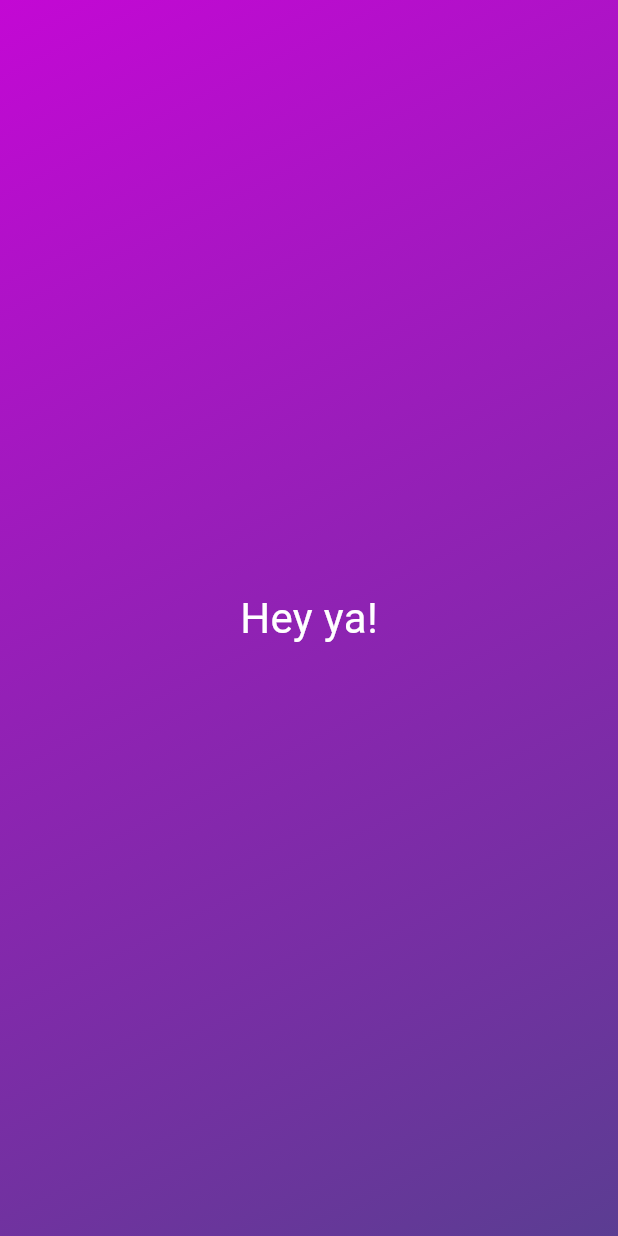
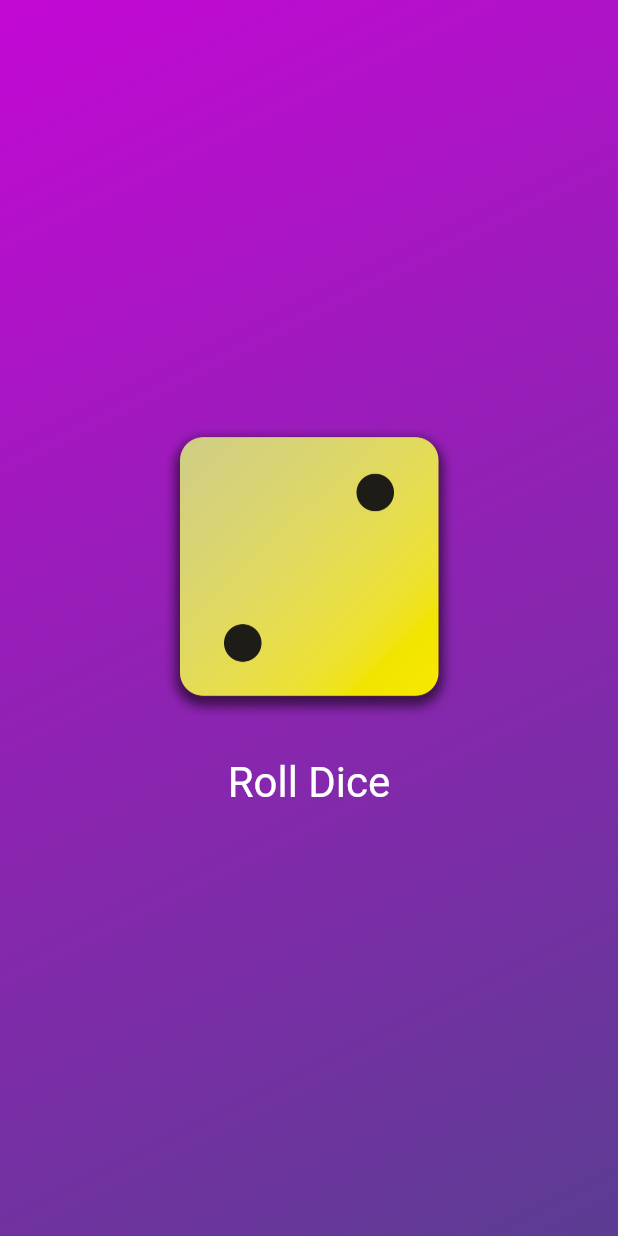
Before and after one commit to anupam-dosar/flutter, a Flutter app: the screen it shows after launch, on a phone screen of 412 x 824 dp. Run offline on Flutter 3.47's test engine with Material 3 defaults, Android fonts, the phone set to English and light mode, and no system bars.

Commit message:
simple dice roller

```diff
--- /dev/null
+++ b/first_app/lib/dice_roller.dart
@@ -0,0 +1,53 @@
+import 'dart:math';
+
+import 'package:flutter/material.dart';
+
+class DiceRoller extends StatefulWidget {
+  const DiceRoller({super.key});
+
+  @override
+  State<DiceRoller> createState() {
+    return _DiceRollerState();
+  }
+}
+
+class _DiceRollerState extends State<DiceRoller> {
+  final randomizer = Random();
+  var currentDiceRoll = 2;
+
+  void rollDice() {
+    setState(() {
+      currentDiceRoll = randomizer.nextInt(6) + 1;
+    });
+  }
+
+  @override
+  Widget build(BuildContext context) {
+    return Column(
+      mainAxisSize: MainAxisSize.min,
+      children: [
+        Image.asset(
+          'assets/images/dice-$currentDiceRoll.png',
+          width: 200,
+        ),
+        const SizedBox(
+          height: 20,
+        ),
+        TextButton(
+            onPressed: rollDice,
+            style: TextButton.styleFrom(
+              // padding: const EdgeInsets.only(
+              //   top: 20,
+              // ),
+              foregroundColor: Colors.white,
+              textStyle: const TextStyle(
+                fontSize: 28,
+              ),
+            ),
+            child: const Text(
+              'Roll Dice',
+            ))
+      ],
+    );
+  }
+}
--- a/first_app/lib/gradient_container.dart
+++ b/first_app/lib/gradient_container.dart
@@ -1,5 +1,6 @@
 import 'package:flutter/material.dart';
-import 'package:first_app/styled_text.dart';
+import 'package:first_app/dice_roller.dart';
+// import 'package:first_app/styled_text.dart';
 
 class GradientContainer extends StatelessWidget {
   const GradientContainer({super.key, required this.colors});
@@ -17,7 +18,7 @@ class GradientContainer extends StatelessWidget {
         ),
       ),
       child: const Center(
-        child: StyledText('Hey ya!'),
+        child: DiceRoller(),
       ),
     );
   }
```
Also changed, not shown: first_app/pubspec.yaml (+8 -6 lines), first_app/assets/images/dice-1.png (added), first_app/assets/images/dice-2.png (added), first_app/assets/images/dice-3.png (added), first_app/assets/images/dice-4.png (added), first_app/assets/images/dice-5.png (added), first_app/assets/images/dice-6.png (added).
